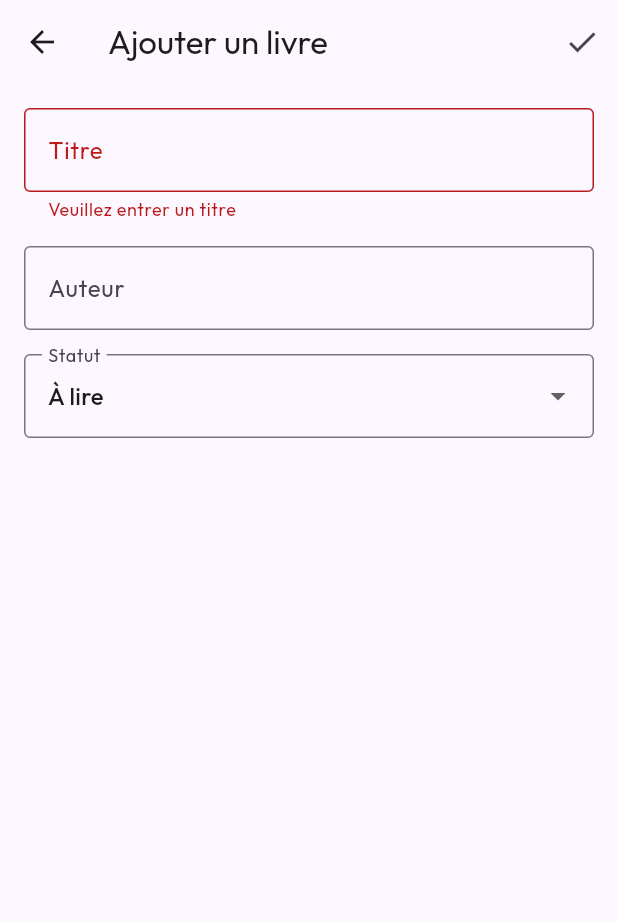
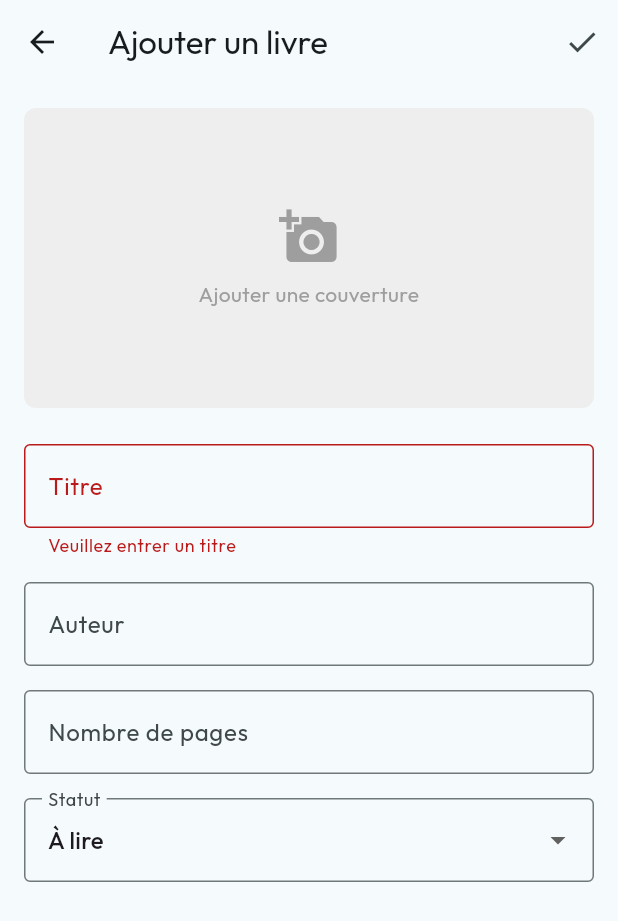
Before and after one commit to Attadeurtia/ilwyrm, a Flutter app: the EditBookPage screen opened directly, after a tap on the "check" icon, on a phone screen of 412 x 824 dp. Shown: the top 921 px of the screen. Run offline on Flutter 3.47's test engine with Material 3 defaults, Android fonts, the phone set to English and light mode, and no system bars; our stand-ins replace cached_network_image, csv, drift, file_picker, flutter_riverpod, flutter_speed_dial and 1 more; missing offline and left inert: mobile_scanner; accounts and stored records are empty; generated files the repository leaves out were written again; network calls fail.

Commit message:
feat: Add coverPath column to the books table and update database schema.

```diff
--- a/lib/data/tables/books.dart
+++ b/lib/data/tables/books.dart
@@ -35,6 +35,7 @@ class Books extends Table {
 
   // Review & Rating
   IntColumn get coverId => integer().nullable()();
+  TextColumn get coverPath => text().named('cover_path').nullable()();
   IntColumn get rating => integer().nullable()(); // Assuming 1-5 stars
   TextColumn get reviewName => text().named('review_name').nullable()();
   TextColumn get reviewCw =>
--- a/lib/main.dart
+++ b/lib/main.dart
@@ -32,7 +32,7 @@ class IlwyrmApp extends StatelessWidget {
       theme: ThemeData(
         useMaterial3: true,
         colorScheme: ColorScheme.fromSeed(
-          seedColor: const Color(0xFF6750A4), // M3 Purple seed
+          seedColor: const Color(0xFF006978),
           brightness: Brightness.light,
         ),
         textTheme: GoogleFonts.outfitTextTheme(),
@@ -40,7 +40,7 @@ class IlwyrmApp extends StatelessWidget {
       darkTheme: ThemeData(
         useMaterial3: true,
         colorScheme: ColorScheme.fromSeed(
-          seedColor: const Color(0xFFD0BCFF), // M3 Purple seed for dark
+          seedColor: const Color(0xFF006978),
           brightness: Brightness.dark,
         ),
         textTheme: GoogleFonts.outfitTextTheme(ThemeData.dark().textTheme),
--- a/lib/ui/add_book/edit_book_page.dart
+++ b/lib/ui/add_book/edit_book_page.dart
@@ -1,6 +1,8 @@
+import 'dart:io';
 import 'package:flutter/material.dart';
 import 'package:flutter_riverpod/flutter_riverpod.dart';
 import 'package:drift/drift.dart' as drift;
+import 'package:file_picker/file_picker.dart';
 import '../../data/database.dart';
 import '../../data/open_library_api.dart';
 
@@ -18,7 +20,9 @@ class _EditBookPageState extends ConsumerState<EditBookPage> {
   final _formKey = GlobalKey<FormState>();
   late TextEditingController _titleController;
   late TextEditingController _authorController;
+  late TextEditingController _pageCountController;
   String _status = 'to_read'; // Default status
+  String? _localCoverPath;
 
   @override
   void initState() {
@@ -30,13 +34,20 @@ class _EditBookPageState extends ConsumerState<EditBookPage> {
       _authorController = TextEditingController(
         text: widget.existingBook!.authorText ?? '',
       );
+      _pageCountController = TextEditingController(
+        text: widget.existingBook!.pageCount?.toString() ?? '',
+      );
       _status = widget.existingBook!.shelf;
+      _localCoverPath = widget.existingBook!.coverPath;
     } else {
       _titleController = TextEditingController(
         text: widget.initialBook?.title ?? '',
       );
       _authorController = TextEditingController(
         text: widget.initialBook?.authorText ?? '',
+      );
+      _pageCountController = TextEditingController(
+        text: widget.initialBook?.numberOfPages?.toString() ?? '',
       );
     }
   }
@@ -45,12 +56,26 @@ class _EditBookPageState extends ConsumerState<EditBookPage> {
   void dispose() {
     _titleController.dispose();
     _authorController.dispose();
+    _pageCountController.dispose();
     super.dispose();
+  }
+
+  Future<void> _pickImage() async {
+    FilePickerResult? result = await FilePicker.platform.pickFiles(
+      type: FileType.image,
+    );
+
+    if (result != null) {
+      setState(() {
+        _localCoverPath = result.files.single.path;
+      });
+    }
   }
 
   Future<void> _saveBook() async {
     if (_formKey.currentState!.validate()) {
       final database = ref.read(databaseProvider);
+      final int? pageCount = int.tryParse(_pageCountController.text);
 
       if (widget.existingBook != null) {
         // Update existing
@@ -60,8 +85,10 @@ class _EditBookPageState extends ConsumerState<EditBookPage> {
           BooksCompanion(
             title: drift.Value(_titleController.text),
             authorText: drift.Value(_authorController.text),
+            pageCount: drift.Value(pageCount),
             shelf: drift.Value(_status),
             shelfName: drift.Value(_getShelfName(_status)),
+            coverPath: drift.Value(_localCoverPath),
             dateModified: drift.Value(DateTime.now()),
           ),
         );
@@ -70,6 +97,7 @@ class _EditBookPageState extends ConsumerState<EditBookPage> {
         final book = BooksCompanion(
           title: drift.Value(_titleController.text),
           authorText: drift.Value(_authorController.text),
+          pageCount: drift.Value(pageCount),
           shelf: drift.Value(_status),
           shelfName: drift.Value(_getShelfName(_status)),
           openlibraryKey: widget.initialBook?.key != null
@@ -78,8 +106,8 @@ class _EditBookPageState extends ConsumerState<EditBookPage> {
           isbn13: widget.initialBook?.isbns?.isNotEmpty == true
               ? drift.Value(widget.initialBook!.isbns!.first)
               : const drift.Value.absent(),
-          pageCount: drift.Value(widget.initialBook?.numberOfPages),
           coverId: drift.Value(widget.initialBook?.coverId),
+          coverPath: drift.Value(_localCoverPath),
           dateAdded: drift.Value(DateTime.now()),
           dateModified: drift.Value(DateTime.now()),
         );
@@ -116,9 +144,16 @@ class _EditBookPageState extends ConsumerState<EditBookPage> {
 
   @override
   Widget build(BuildContext context) {
-    final coverUrl = widget.existingBook?.openlibraryKey != null
-        ? 'https://covers.openlibrary.org/b/olid/${widget.existingBook!.openlibraryKey}-L.jpg'
-        : widget.initialBook?.coverUrl;
+    ImageProvider? coverImage;
+    if (_localCoverPath != null) {
+      coverImage = FileImage(File(_localCoverPath!));
+    } else if (widget.existingBook?.openlibraryKey != null) {
+      coverImage = NetworkImage(
+        'https://covers.openlibrary.org/b/olid/${widget.existingBook!.openlibraryKey}-L.jpg',
+      );
+    } else if (widget.initialBook?.coverUrl != null) {
+      coverImage = NetworkImage(widget.initialBook!.coverUrl!);
+    }
 
     return Scaffold(
       appBar: AppBar(
@@ -136,18 +171,35 @@ class _EditBookPageState extends ConsumerState<EditBookPage> {
         child: ListView(
           padding: const EdgeInsets.all(16),
           children: [
-            if (coverUrl != null)
-              Center(
-                child: Padding(
-                  padding: const EdgeInsets.only(bottom: 16.0),
-                  child: Image.network(
-                    coverUrl,
-                    height: 150,
-                    fit: BoxFit.cover,
-                    errorBuilder: (_, __, ___) => const SizedBox(),
-                  ),
+            GestureDetector(
+              onTap: _pickImage,
+              child: Container(
+                height: 200,
+                width: 140,
+                decoration: BoxDecoration(
+                  color: Colors.grey[200],
+                  borderRadius: BorderRadius.circular(8),
+                  image: coverImage != null
+                      ? DecorationImage(image: coverImage, fit: BoxFit.cover)
+                      : null,
                 ),
+                child: coverImage == null
+                    ? const Column(
+                        mainAxisAlignment: MainAxisAlignment.center,
+                        children: [
+                          Icon(Icons.add_a_photo, size: 40, color: Colors.grey),
+                          SizedBox(height: 8),
+                          Text(
+                            'Ajouter une couverture',
+                            textAlign: TextAlign.center,
+                            style: TextStyle(color: Colors.grey),
+                          ),
+                        ],
+                      )
+                    : null,
               ),
+            ),
+            const SizedBox(height: 24),
             TextFormField(
               controller: _titleController,
               decoration: const InputDecoration(
@@ -166,6 +218,15 @@ class _EditBookPageState extends ConsumerState<EditBookPage> {
               controller: _authorController,
               decoration: const InputDecoration(
                 labelText: 'Auteur',
+                border: OutlineInputBorder(),
+              ),
+            ),
+            const SizedBox(height: 16),
+            TextFormField(
+              controller: _pageCountController,
+              keyboardType: TextInputType.number,
+              decoration: const InputDecoration(
+                labelText: 'Nombre de pages',
                 border: OutlineInputBorder(),
               ),
             ),
--- a/lib/ui/home/home_page.dart
+++ b/lib/ui/home/home_page.dart
@@ -49,7 +49,7 @@ class _HomePageState extends ConsumerState<HomePage> {
                 );
               },
               child: CircleAvatar(
-                backgroundColor: const Color(0xFF006978),
+                backgroundColor: Theme.of(context).colorScheme.primary,
                 child: Text(
                   'A',
                   style: TextStyle(
```
Also changed, not shown: lib/data/database.dart (+9 -1 lines), lib/ui/add_book/search_book_page.dart (+10 -0 lines), lib/ui/books/bookshelf_detail_page.dart (+15 -7 lines), lib/data/database.g.dart.
